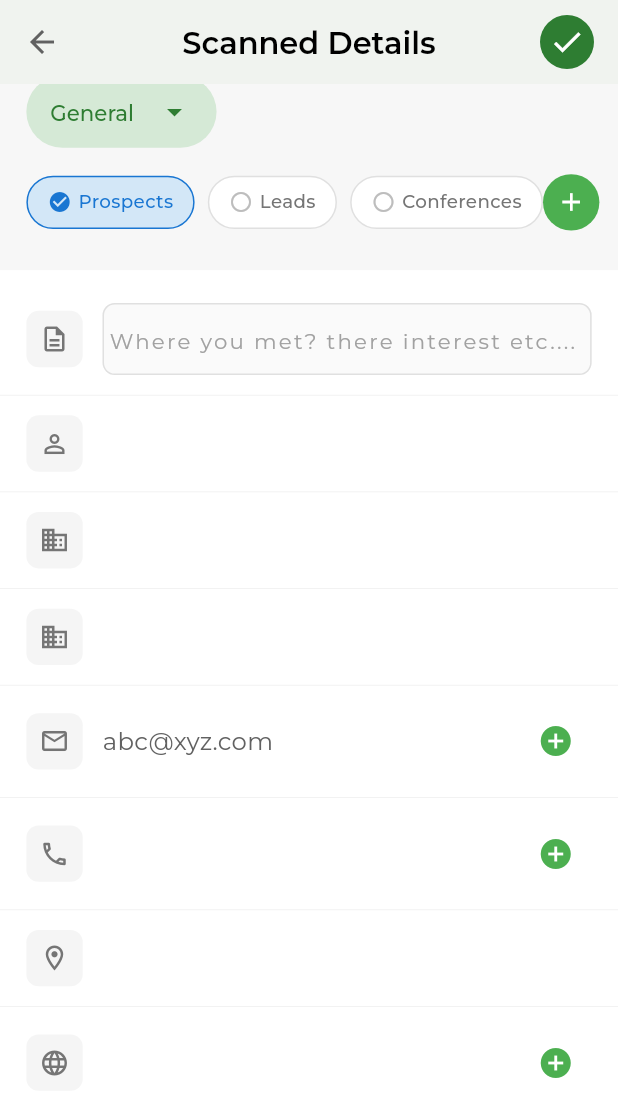
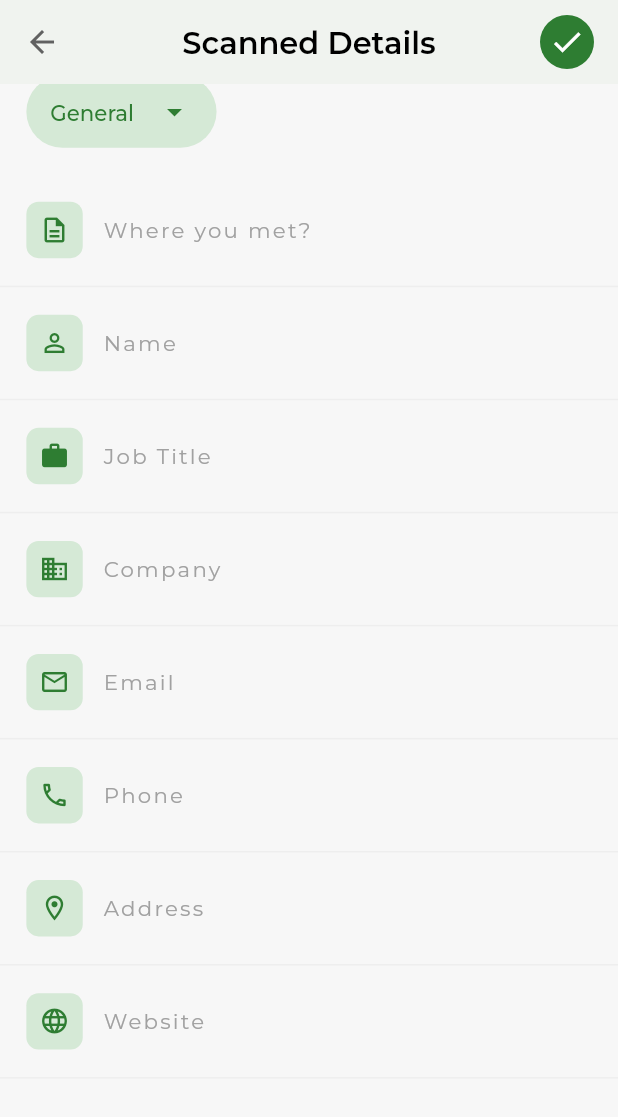
Before and after one commit to KafiulIslam/business_card_scanner, a Flutter app: the ScanResultScreen screen opened directly with empty values, scrolled down 258 dp, on a phone screen of 412 x 824 dp. Shown: the top 1117 px of the screen. Run offline on Flutter 3.47's test engine with Material 3 defaults, Android fonts, the phone set to English and light mode, and no system bars; our stand-ins replace bloc, camera, equatable, firebase_auth, firebase_core, flutter_bloc and 5 more; missing offline and left inert: google_mlkit_text_recognition; accounts and stored records are empty.

Commit message:
finalize all extracted fields from card

```diff
--- /dev/null
+++ b/lib/features/scanner/domain/entities/scan_result_data.dart
@@ -0,0 +1,13 @@
+import 'dart:io';
+
+class ScanResultData {
+  final String rawText;
+  final Map<String, String?> extracted;
+  final File? imageFile;
+
+  const ScanResultData({
+    required this.rawText,
+    required this.extracted,
+    this.imageFile,
+  });
+}
--- a/lib/features/scanner/presentation/cubit/scan_cubit.dart
+++ b/lib/features/scanner/presentation/cubit/scan_cubit.dart
@@ -4,6 +4,7 @@ import 'package:bloc/bloc.dart';
 import 'package:camera/camera.dart';
 import 'package:google_mlkit_text_recognition/google_mlkit_text_recognition.dart';
 import 'package:image_picker/image_picker.dart';
+import '../../domain/entities/scan_result_data.dart';
 import 'scan_state.dart';
 
 class ScanCubit extends Cubit<ScanState> {
--- a/lib/features/scanner/presentation/cubit/scan_state.dart
+++ b/lib/features/scanner/presentation/cubit/scan_state.dart
@@ -1,17 +1,6 @@
-import 'dart:io';
 import 'package:camera/camera.dart';
 
-class ScanResultData {
-  final String rawText;
-  final Map<String, String?> extracted;
-  final File? imageFile;
-
-  const ScanResultData({
-    required this.rawText,
-    required this.extracted,
-    this.imageFile,
-  });
-}
+import '../../domain/entities/scan_result_data.dart';
 
 class ScanState {
   final CameraController? cameraController;
--- a/lib/features/scanner/presentation/views/scan_result_screen.dart
+++ b/lib/features/scanner/presentation/views/scan_result_screen.dart
@@ -25,7 +25,14 @@ class ScanResultScreen extends StatefulWidget {
 class _ScanResultScreenState extends State<ScanResultScreen> {
   late String selectedCategory = 'General';
   String? selectedTag = 'Prospects';
-  final TextEditingController _whereYouMetController = TextEditingController();
+  late final TextEditingController _whereYouMetController;
+  late final TextEditingController _nameController;
+  late final TextEditingController _jobTitleController;
+  late final TextEditingController _companyController;
+  late final TextEditingController _emailController;
+  late final TextEditingController _phoneController;
+  late final TextEditingController _addressController;
+  late final TextEditingController _websiteController;
 
   final List<String> categories = [
     'General',
@@ -38,8 +45,28 @@ class _ScanResultScreenState extends State<ScanResultScreen> {
   ];
 
   @override
+  void initState() {
+    super.initState();
+    _whereYouMetController = TextEditingController();
+    _nameController = TextEditingController(text: widget.extracted['name'] ?? '');
+    _jobTitleController = TextEditingController(text: widget.extracted['jobTitle'] ?? '');
+    _companyController = TextEditingController(text: widget.extracted['company'] ?? '');
+    _emailController = TextEditingController(text: widget.extracted['email'] ?? '');
+    _phoneController = TextEditingController(text: widget.extracted['phone'] ?? '');
+    _addressController = TextEditingController(text: widget.extracted['address'] ?? '');
+    _websiteController = TextEditingController(text: widget.extracted['website'] ?? '');
+  }
+
+  @override
   void dispose() {
     _whereYouMetController.dispose();
+    _nameController.dispose();
+    _jobTitleController.dispose();
+    _companyController.dispose();
+    _emailController.dispose();
+    _phoneController.dispose();
+    _addressController.dispose();
+    _websiteController.dispose();
     super.dispose();
   }
 
@@ -84,12 +111,12 @@ class _ScanResultScreenState extends State<ScanResultScreen> {
             Gap(AppDimensions.spacing16),
 
             // Tags Row
-            Padding(
-              padding:
-                  EdgeInsets.symmetric(horizontal: AppDimensions.spacing16),
-              child: _buildTagsRow(),
-            ),
-            Gap(AppDimensions.spacing24),
+            // Padding(
+            //   padding:
+            //       EdgeInsets.symmetric(horizontal: AppDimensions.spacing16),
+            //   child: _buildTagsRow(),
+            // ),
+            // Gap(AppDimensions.spacing24),
 
             // Extracted Information Fields
             _buildExtractedFields(),
@@ -138,9 +165,7 @@ class _ScanResultScreenState extends State<ScanResultScreen> {
           items: categories.map((String value) {
             return DropdownMenuItem<String>(
               value: value,
-              child: Text(
-                value
-              ),
+              child: Text(value),
             );
           }).toList(),
         ),
@@ -208,91 +233,74 @@ class _ScanResultScreenState extends State<ScanResultScreen> {
   }
 
   Widget _buildExtractedFields() {
-    return Container(
-      color: Colors.white,
-      padding: EdgeInsets.symmetric(vertical: AppDimensions.spacing8),
-      child: Column(
+    return Column(
       children: [
         _buildField(
           icon: Icons.description_outlined,
           label: 'Where you met?',
           controllerValue: _whereYouMetController,
-            hint: 'Where you met? there interest etc....',
-            isEditable: true,
+          hint: 'Where you met?',
         ),
         _buildField(
           icon: Icons.person_outline,
           label: 'Name',
-            textValue: widget.extracted['name'] ?? '',
+          controllerValue: _nameController,
+          hint: 'Name',
         ),
         _buildField(
-            icon: Icons.business_outlined,
+          icon: Icons.work,
           label: 'Job Title',
-            textValue: widget.extracted['jobTitle'] ?? '',
-            highlightText: 'Manager',
+          controllerValue: _jobTitleController,
+          hint: 'Job Title',
         ),
         _buildField(
-            icon: Icons.domain_outlined,
+          icon: Icons.domain,
           label: 'Company',
-            textValue: widget.extracted['company'] ?? '',
+          controllerValue: _companyController,
+          hint: 'Company',
         ),
         _buildField(
           icon: Icons.email_outlined,
           label: 'Email',
-            textValue: widget.extracted['email'] ?? 'abc@xyz.com',
-            showAddButton: true,
+          controllerValue: _emailController,
+          hint: 'Email',
         ),
         _buildField(
           icon: Icons.phone_outlined,
           label: 'Phone',
-            textValue: widget.extracted['phone'] ?? '',
-            showAddButton: true,
+          controllerValue: _phoneController,
+          hint: 'Phone',
         ),
         _buildField(
           icon: Icons.location_on_outlined,
           label: 'Address',
-            textValue: widget.extracted['address'] ?? '',
+          controllerValue: _addressController,
+          hint: 'Address',
         ),
         _buildField(
           icon: Icons.language_outlined,
           label: 'Website',
-            textValue: widget.extracted['website'] ?? '',
-            showAddButton: true,
-          ),
-          if (widget.extracted['website'] != null)
-            _buildField(
-              icon: Icons.language_outlined,
-              label: 'Website',
-              textValue: widget.extracted['website'] ?? '',
-              showRemoveButton: true,
+          controllerValue: _websiteController,
+          hint: 'Website',
         ),
       ],
-      ),
     );
   }
 
   Widget _buildField({
     required IconData icon,
     required String label,
-    String? textValue,
-    TextEditingController? controllerValue,
+    required TextEditingController controllerValue,
     String? hint,
-    bool isEditable = false,
-    String? highlightText,
-    bool showAddButton = false,
-    bool showRemoveButton = false,
   }) {
-    final hasController = controllerValue != null;
-    final displayValue = textValue ?? '';
-
     return Container(
       padding: EdgeInsets.symmetric(
         horizontal: AppDimensions.spacing16,
         vertical: AppDimensions.spacing12,
       ),
-      decoration: BoxDecoration(
+      decoration: const BoxDecoration(
         border: Border(
-          bottom: BorderSide(color: AppColors.gray200, width: 0.5),
+          bottom: BorderSide(color: AppColors.borderColor, width: 1),
         ),
       ),
       child: Row(
@@ -300,37 +308,31 @@ class _ScanResultScreenState extends State<ScanResultScreen> {
           Container(
             padding: EdgeInsets.all(AppDimensions.spacing8),
             decoration: BoxDecoration(
-              color: AppColors.gray100,
+              color: AppColors.primaryLight.withOpacity(0.2),
               borderRadius: BorderRadius.circular(AppDimensions.radius8),
             ),
-            child: Icon(icon, size: 20, color: AppColors.gray600),
+            child: Icon(icon, size: 20, color: AppColors.primary),
           ),
           Gap(AppDimensions.spacing12),
           Expanded(
-            child: isEditable && hasController
-                ? TextField(
+            child: TextField(
               controller: controllerValue,
-                    style: AppTextStyles.bodyMedium,
+              cursorColor: AppColors.primary,
+              style: AppTextStyles.bodySmall.copyWith(color: Colors.black),
               decoration: InputDecoration(
+                filled: false,
+                fillColor: Colors.transparent,
                 hintText: hint,
                 hintStyle: AppTextStyles.hintText,
                 border: InputBorder.none,
+                enabledBorder: InputBorder.none,
+                focusedBorder: InputBorder.none,
+                disabledBorder: InputBorder.none,
+                errorBorder: InputBorder.none,
+                focusedErrorBorder: InputBorder.none,
                 contentPadding: EdgeInsets.zero,
               ),
-                  )
-                : _buildHighlightedText(displayValue, highlightText),
             ),
-          if (showAddButton)
-            IconButton(
-              icon: const Icon(Icons.add_circle, color: AppColors.success),
-              onPressed: () {},
-              iconSize: 24,
-            ),
-          if (showRemoveButton)
-            IconButton(
-              icon: const Icon(Icons.remove_circle, color: AppColors.error),
-              onPressed: () {},
-              iconSize: 24,
           ),
         ],
       ),
--- a/lib/features/scanner/presentation/views/scan_screen.dart
+++ b/lib/features/scanner/presentation/views/scan_screen.dart
@@ -26,6 +26,7 @@ class _ScanView extends StatefulWidget {
 }
 
 class _ScanViewState extends State<_ScanView> with WidgetsBindingObserver {
+
   @override
   void initState() {
     super.initState();
```
Lines whose indentation alone changed are shown as unchanged.
